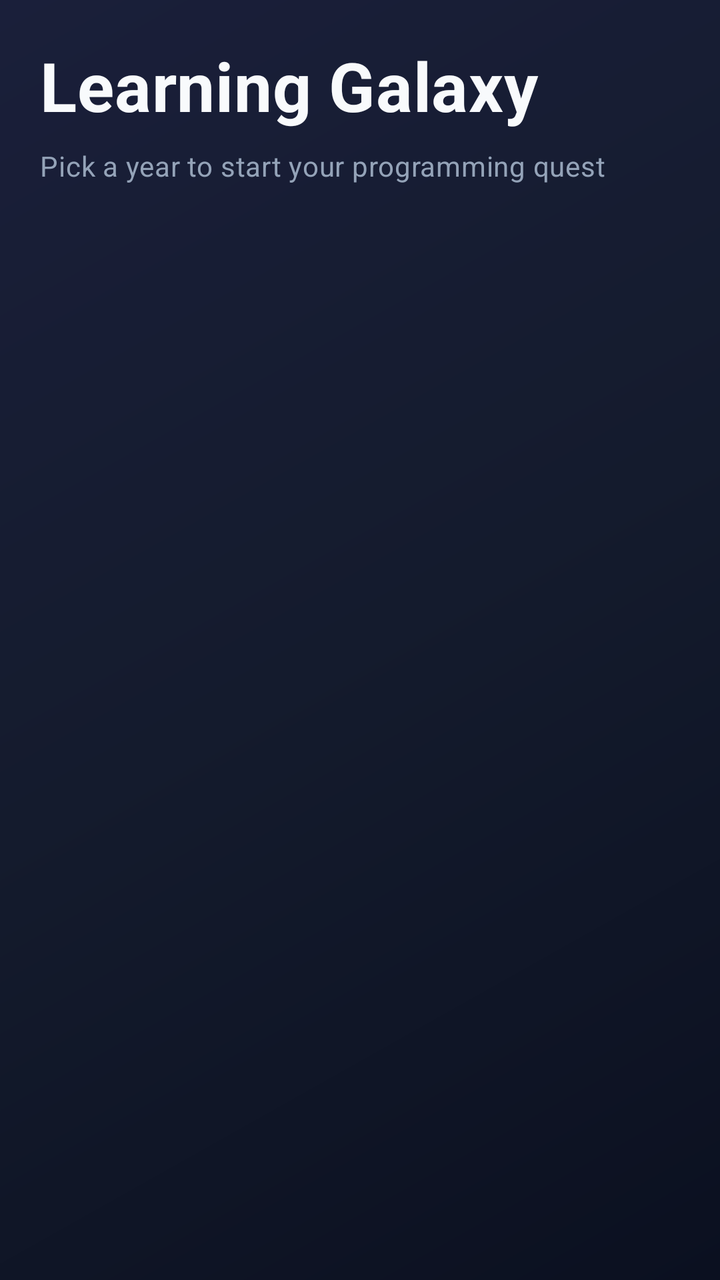
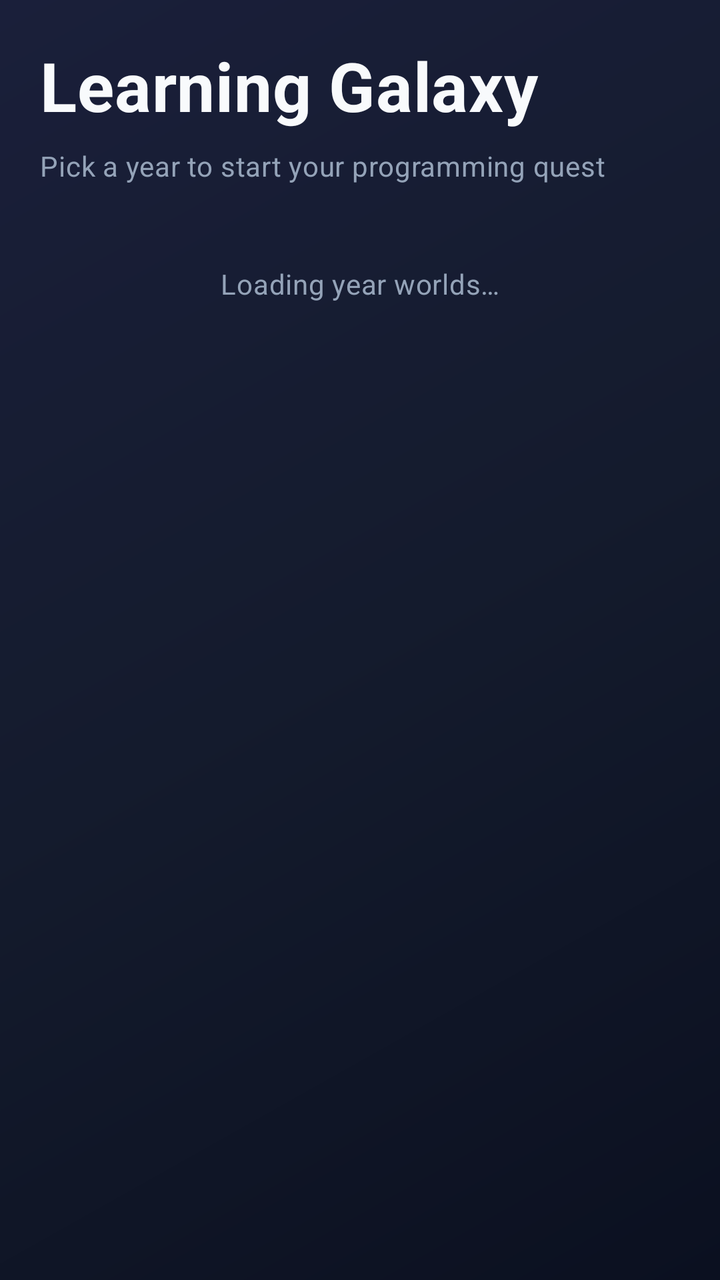

The first picture is an Android layout as it rendered before a commit; the second is the same layout after the commit. The layout source and the unified diff follow.
<!-- AndroidManifest.xml: application theme Theme.QuantumRealm -->
<!-- res/layout/activity_journey.xml -->
<?xml version="1.0" encoding="utf-8"?>
<LinearLayout xmlns:android="http://schemas.android.com/apk/res/android"
    android:layout_width="match_parent"
    android:layout_height="match_parent"
    android:background="@drawable/bg_game_screen"
    android:orientation="vertical"
    android:padding="@dimen/game_screen_padding">

    <TextView
        android:layout_width="match_parent"
        android:layout_height="wrap_content"
        android:text="@string/journey_title"
        android:textAppearance="@style/TextAppearance.QuantumRealm.Hero" />

    <TextView
        android:layout_width="match_parent"
        android:layout_height="wrap_content"
        android:layout_marginTop="8dp"
        android:layout_marginBottom="16dp"
        android:text="@string/journey_subtitle"
        android:textAppearance="@style/TextAppearance.QuantumRealm.Subtitle" />

    <ScrollView
        android:layout_width="match_parent"
        android:layout_height="0dp"
        android:layout_weight="1"
        android:fillViewport="true">

        <LinearLayout
            android:id="@+id/buttonContainer"
            android:layout_width="match_parent"
            android:layout_height="wrap_content"
            android:orientation="vertical" />
    </ScrollView>
</LinearLayout>
<!-- resources referenced by this layout -->
<resources>
  <dimen name="game_screen_padding">20dp</dimen>
  <!-- drawable bg_game_screen (drawable) -->
  <?xml version="1.0" encoding="utf-8"?>
  <layer-list xmlns:android="http://schemas.android.com/apk/res/android">
      <item>
          <shape android:shape="rectangle">
              <gradient
                  android:angle="135"
                  android:startColor="@color/game_bg_dark"
                  android:centerColor="@color/game_bg_mid"
                  android:endColor="#1A1F3A"
                  android:type="linear" />
          </shape>
      </item>
  </layer-list>
  <string name="journey_subtitle">Pick a year to start your programming quest</string>
  <string name="journey_title">Learning Galaxy</string>
  <style name="TextAppearance.QuantumRealm.Hero" parent="TextAppearance.MaterialComponents.Headline4">
          <item name="android:textColor">@color/game_text_primary</item>
          <item name="android:textStyle">bold</item>
      </style>
  <style name="TextAppearance.QuantumRealm.Subtitle" parent="TextAppearance.MaterialComponents.Body2">
          <item name="android:textColor">@color/game_text_secondary</item>
      </style>
  <style name="Theme.QuantumRealm" parent="Theme.MaterialComponents.DayNight.DarkActionBar">
          <item name="colorPrimary">@color/game_primary</item>
          <item name="colorPrimaryVariant">@color/game_primary_dark</item>
          <item name="colorOnPrimary">@color/white</item>
          <item name="colorSecondary">@color/game_accent</item>
          <item name="colorSecondaryVariant">@color/teal_700</item>
          <item name="colorOnSecondary">@color/black</item>
          <item name="android:statusBarColor">@color/game_bg_dark</item>
          <item name="android:navigationBarColor">@color/game_bg_dark</item>
          <item name="android:windowBackground">@color/game_bg_dark</item>
          <item name="materialButtonStyle">@style/Widget.QuantumRealm.Button.Primary</item>
          <item name="actionBarTheme">@style/ThemeOverlay.QuantumRealm.ActionBar</item>
      </style>
  <color name="game_bg_dark">#0B1020</color>
  <color name="game_bg_mid">#141B2D</color>
  <color name="game_text_primary">#F8FAFC</color>
  <color name="game_text_secondary">#94A3B8</color>
  <color name="game_primary">#6366F1</color>
  <color name="game_primary_dark">#4F46E5</color>
  <color name="white">#FFFFFFFF</color>
  <color name="game_accent">#22D3EE</color>
  <color name="teal_700">#FF018786</color>
  <color name="black">#FF000000</color>
  <style name="Widget.QuantumRealm.Button.Primary" parent="Widget.MaterialComponents.Button">
          <item name="android:textColor">@color/white</item>
          <item name="android:textAllCaps">false</item>
          <item name="android:textStyle">bold</item>
          <item name="cornerRadius">@dimen/game_button_radius</item>
          <item name="backgroundTint">@color/game_primary</item>
          <item name="android:minHeight">52dp</item>
      </style>
  <style name="ThemeOverlay.QuantumRealm.ActionBar" parent="ThemeOverlay.MaterialComponents.Dark.ActionBar">
          <item name="android:textColorPrimary">@color/game_text_primary</item>
          <item name="colorControlNormal">@color/game_text_primary</item>
      </style>
  <dimen name="game_button_radius">14dp</dimen>
</resources>

<!-- the commit's change to res/layout/activity_journey.xml (unified diff, before → after) -->
@@ -27,9 +27,26 @@
         android:fillViewport="true">
 
         <LinearLayout
-            android:id="@+id/buttonContainer"
             android:layout_width="match_parent"
             android:layout_height="wrap_content"
-            android:orientation="vertical" />
+            android:orientation="vertical">
+
+            <TextView
+                android:id="@+id/journeyStatusText"
+                android:layout_width="match_parent"
+                android:layout_height="wrap_content"
+                android:gravity="center"
+                android:padding="24dp"
+                android:text="@string/journey_loading"
+                android:textAppearance="@style/TextAppearance.QuantumRealm.Subtitle"
+                android:visibility="visible" />
+
+            <LinearLayout
+                android:id="@+id/buttonContainer"
+                android:layout_width="match_parent"
+                android:layout_height="wrap_content"
+                android:orientation="vertical"
+                android:visibility="gone" />
+        </LinearLayout>
     </ScrollView>
 </LinearLayout>
<!-- resource entries referenced after the edit -->
@@ -15,6 +15,7 @@
           </shape>
       </item>
   </layer-list>
+  <string name="journey_loading">Loading year worlds…</string>
   <string name="journey_subtitle">Pick a year to start your programming quest</string>
   <string name="journey_title">Learning Galaxy</string>
   <style name="TextAppearance.QuantumRealm.Hero" parent="TextAppearance.MaterialComponents.Headline4">
